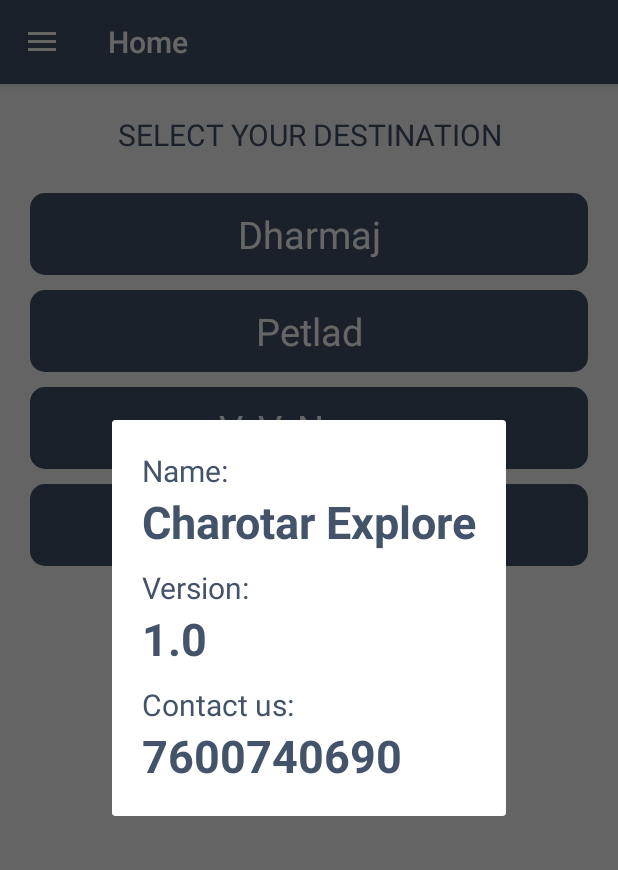
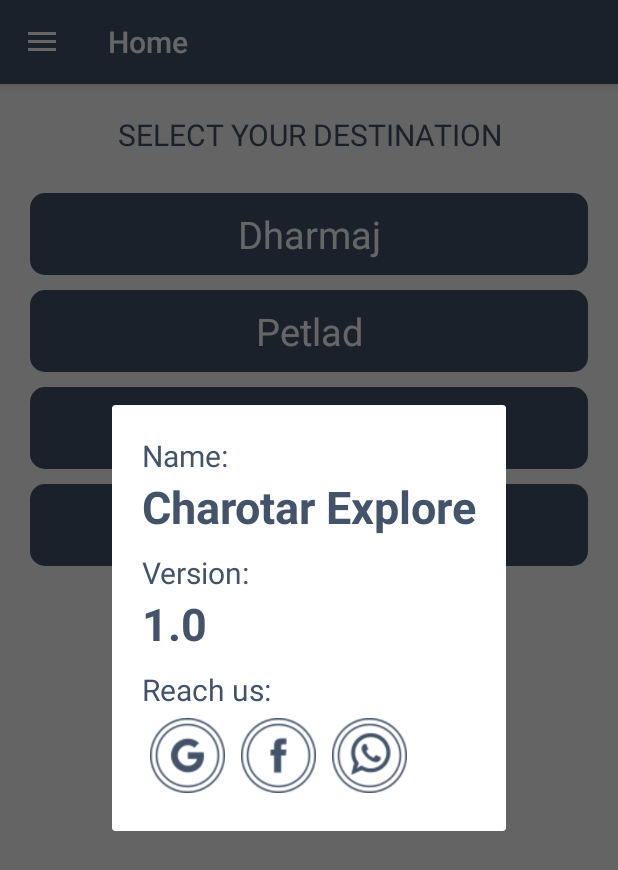
Before and after one commit to harshildarji/CharotarExplore, an Android app: the home screen opened directly, with no data from a screen before it, in the side drawer, after a tap on "About", on a phone screen of 412 x 824 dp. Shown: the top 870 px of the screen. Run offline under Robolectric (Android 15) with nearby library versions, the phone set to English and light mode, and no system bars; our stand-ins replace Volley; network calls fail; pictures from the network do not load; 1 statement that could not run was skipped.

Commit message:
reach us

```diff
--- a/app/src/main/AndroidManifest.xml
+++ b/app/src/main/AndroidManifest.xml
@@ -84,7 +84,7 @@
             android:label="@string/title_activity_feedback"
             android:screenOrientation="portrait"
             android:theme="@style/AppTheme.NoActionBar"
-            android:windowSoftInputMode="stateHidden"></activity>
+            android:windowSoftInputMode="stateHidden|adjustPan"></activity>
     </application>
 
 </manifest>
--- a/app/src/main/java/com/example/harshil/charotarexplore/home.java
+++ b/app/src/main/java/com/example/harshil/charotarexplore/home.java
@@ -244,13 +244,30 @@
             dialog.setContentView(R.layout.about);
             dialog.setCancelable(true);
             dialog.setOnCancelListener(home.this);
-            final TextView contact = (TextView) dialog.findViewById(R.id.contactus);
-            contact.setOnClickListener(new View.OnClickListener() {
+            final ImageView google = (ImageView) dialog.findViewById(R.id.google);
+            final ImageView facebook = (ImageView) dialog.findViewById(R.id.facebook);
+            final ImageView whatsapp = (ImageView) dialog.findViewById(R.id.whatsapp);
+            google.setOnClickListener(new View.OnClickListener() {
                 @Override
                 public void onClick(View v) {
-                    Intent callIntent = new Intent(Intent.ACTION_DIAL);
-                    callIntent.setData(Uri.parse("tel:" + contact.getText().toString()));
-                    startActivity(callIntent);
+                    Intent browserIntent = new Intent(Intent.ACTION_VIEW, Uri.parse("https://plus.google.com/u/0/100231424752185228919"));
+                    startActivity(browserIntent);
+                }
+            });
+            facebook.setOnClickListener(new View.OnClickListener() {
+                @Override
+                public void onClick(View v) {
+                    Intent browserIntent = new Intent(Intent.ACTION_VIEW, Uri.parse("https://www.facebook.com/Charotar-Explore-379052232473752/"));
+                    startActivity(browserIntent);
+                }
+            });
+            whatsapp.setOnClickListener(new View.OnClickListener() {
+                @Override
+                public void onClick(View v) {
+                    Uri uri = Uri.parse("smsto:917600657590");
+                    Intent i = new Intent(Intent.ACTION_SENDTO, uri);
+                    i.setPackage("com.whatsapp");
+                    startActivity(Intent.createChooser(i, ""));
                 }
             });
             dialog.show();
--- a/app/src/main/res/layout/about.xml
+++ b/app/src/main/res/layout/about.xml
@@ -1,6 +1,6 @@
 <?xml version="1.0" encoding="utf-8"?>
 <LinearLayout xmlns:android="http://schemas.android.com/apk/res/android"
-    android:layout_width="match_parent"
+    android:layout_width="wrap_content"
     android:layout_height="wrap_content"
     android:orientation="vertical"
     android:padding="20dp">
@@ -13,7 +13,7 @@
         android:textSize="20sp" />
 
     <TextView
-        android:layout_width="match_parent"
+        android:layout_width="wrap_content"
         android:layout_height="wrap_content"
         android:layout_marginBottom="10dp"
         android:text="Charotar Explore"
@@ -40,17 +40,39 @@
     <TextView
         android:layout_width="match_parent"
         android:layout_height="wrap_content"
-        android:text="Contact us:"
+        android:text="Reach us:"
         android:textColor="@color/colorPrimary"
         android:textSize="20sp" />
 
-    <TextView
-        android:id="@+id/contactus"
-        android:layout_width="match_parent"
+    <LinearLayout
+        android:layout_width="wrap_content"
         android:layout_height="wrap_content"
-        android:text="7600740690"
-        android:textColor="@color/colorPrimary"
-        android:textSize="30sp"
-        android:textStyle="bold" />
+        android:orientation="horizontal">
+
+        <ImageView
+            android:id="@+id/google"
+            android:layout_width="50dp"
+            android:layout_height="50dp"
+            android:layout_margin="5dp"
+            android:src="@drawable/google"
+            android:tint="@color/colorPrimary" />
+
+        <ImageView
+            android:id="@+id/facebook"
+            android:layout_width="50dp"
+            android:layout_height="50dp"
+            android:layout_margin="5dp"
+            android:src="@drawable/facebook"
+            android:tint="@color/colorPrimary" />
+
+        <ImageView
+            android:id="@+id/whatsapp"
+            android:layout_width="50dp"
+            android:layout_height="50dp"
+            android:layout_margin="5dp"
+            android:src="@drawable/whatsapp"
+            android:tint="@color/colorPrimary" />
+
+    </LinearLayout>
 
 </LinearLayout>
```
Also changed, not shown: app/src/main/res/drawable/facebook.png, app/src/main/res/drawable/google.png, app/src/main/res/drawable/whatsapp.png (added).
